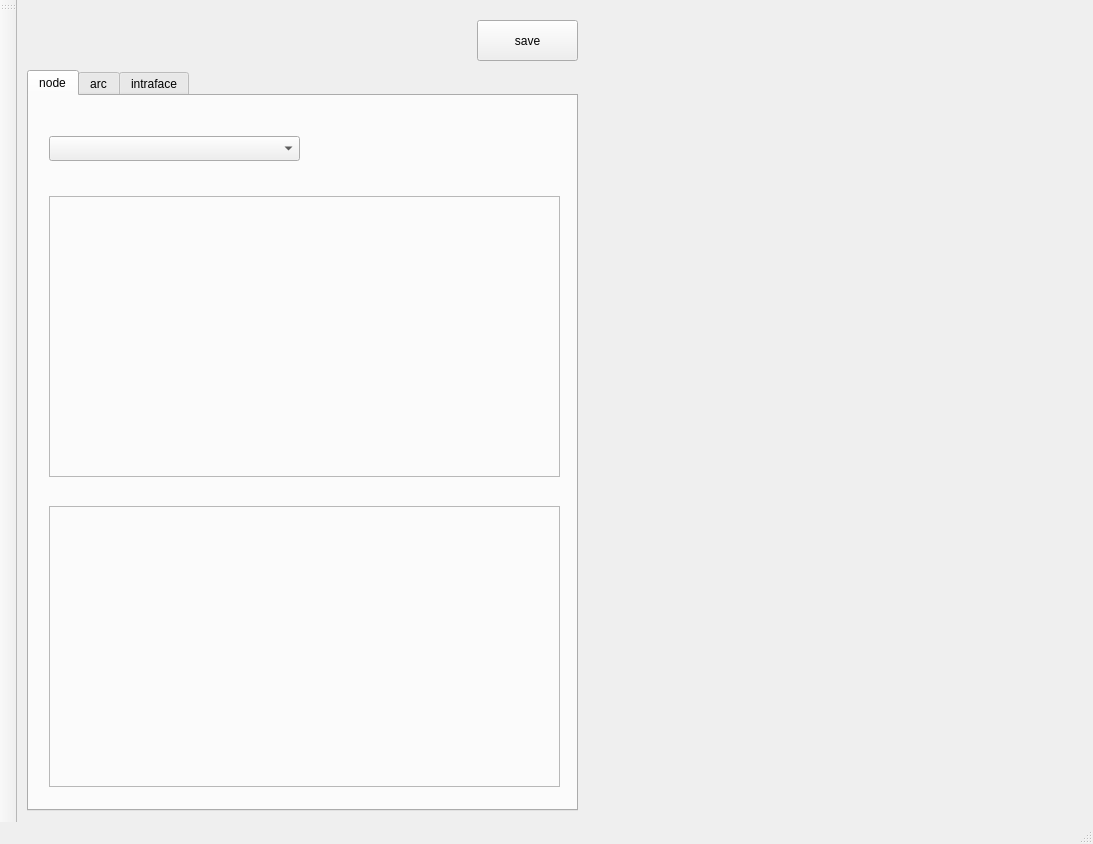
The window that OntologyEquationAssignmentEditor/assign_equations_gui.ui (heinz-preisig/ProMo-packages-OntologyBuilder) describes before a commit, drawn with Qt 5.
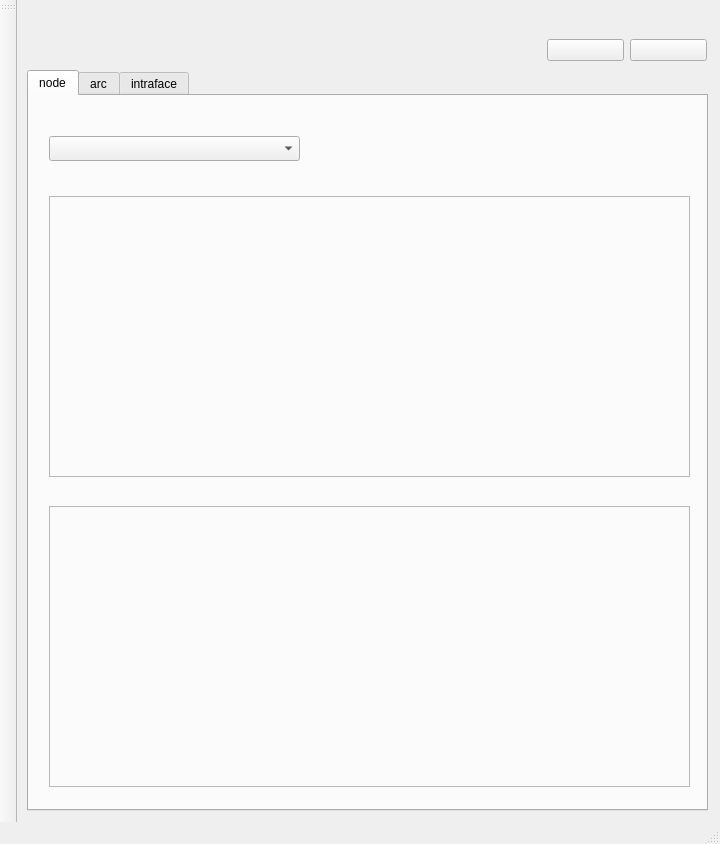
The same window after the commit. The open tabs and pages were chosen to show the change.

Commit message: equation assignment new editor in progress

```diff
--- a/OntologyEquationAssignmentEditor/assign_equations_gui.ui
+++ b/OntologyEquationAssignmentEditor/assign_equations_gui.ui
@@ -6,7 +6,7 @@
    <rect>
     <x>0</x>
     <y>0</y>
-    <width>1093</width>
+    <width>720</width>
     <height>844</height>
    </rect>
   </property>
@@ -40,7 +40,7 @@
      <rect>
       <x>10</x>
       <y>70</y>
-      <width>551</width>
+      <width>681</width>
       <height>741</height>
      </rect>
     </property>
@@ -56,7 +56,7 @@
        <rect>
         <x>20</x>
         <y>100</y>
-        <width>511</width>
+        <width>641</width>
         <height>281</height>
        </rect>
       </property>
@@ -71,15 +71,11 @@
         <rect>
          <x>10</x>
          <y>10</y>
-         <width>491</width>
+         <width>621</width>
          <height>261</height>
         </rect>
        </property>
-       <layout class="QVBoxLayout" name="verticalLayoutNodeTop">
-        <item>
-         <layout class="QHBoxLayout" name="horizontalLayout"/>
-        </item>
-       </layout>
+       <layout class="QVBoxLayout" name="verticalLayoutNodeTop"/>
       </widget>
      </widget>
      <widget class="QFrame" name="frameNodeBottom">
@@ -87,7 +83,7 @@
        <rect>
         <x>20</x>
         <y>410</y>
-        <width>511</width>
+        <width>641</width>
         <height>281</height>
        </rect>
       </property>
@@ -102,7 +98,7 @@
         <rect>
          <x>10</x>
          <y>10</y>
-         <width>491</width>
+         <width>621</width>
          <height>261</height>
         </rect>
        </property>
@@ -249,18 +245,31 @@
      </widget>
     </widget>
    </widget>
-   <widget class="QPushButton" name="pushNodeSave">
+   <widget class="QWidget" name="horizontalLayoutWidget">
     <property name="geometry">
      <rect>
-      <x>460</x>
-      <y>20</y>
-      <width>101</width>
-      <height>41</height>
+      <x>530</x>
+      <y>10</y>
+      <width>160</width>
+      <height>80</height>
      </rect>
     </property>
-    <property name="text">
-     <string>save</string>
-    </property>
+    <layout class="QHBoxLayout" name="horizontalLayout_2">
+     <item>
+      <widget class="QPushButton" name="pushSave">
+       <property name="text">
+        <string/>
+       </property>
+      </widget>
+     </item>
+     <item>
+      <widget class="QPushButton" name="pushInfo">
+       <property name="text">
+        <string/>
+       </property>
+      </widget>
+     </item>
+    </layout>
    </widget>
   </widget>
   <widget class="QStatusBar" name="statusbar"/>
```
Left out of the diff: 18 changed lines with no effect on the pictures. The commit also changes 3 other files.
